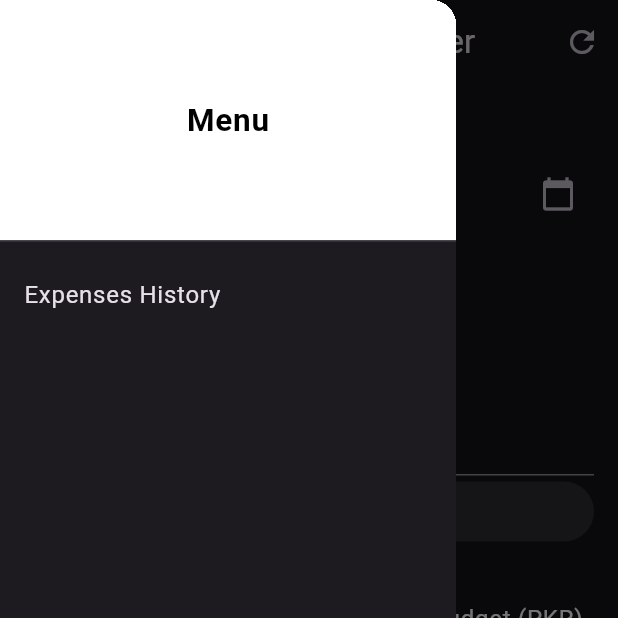
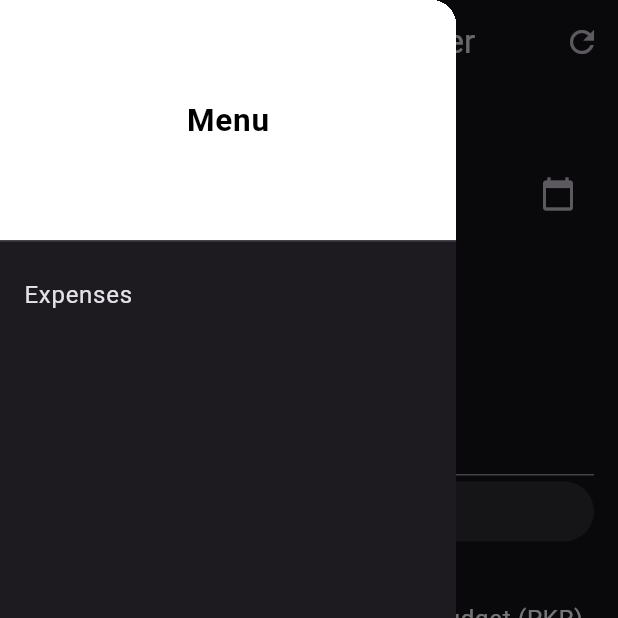
Before and after one commit to muneebiq3/expense, a Flutter app: the screen it shows after launch, with the side drawer open, on a phone screen of 412 x 824 dp, the top half of it. Run offline on Flutter 3.47's test engine with Material 3 defaults, Android fonts, the phone set to English and light mode, and no system bars; our stand-ins replace shared_preferences.

Commit message:
expense history toggle added

```diff
--- a/expense_tracker/lib/main.dart
+++ b/expense_tracker/lib/main.dart
@@ -32,6 +32,7 @@ class BudgetHomePage extends StatefulWidget {
 
 class _BudgetHomePageState extends State<BudgetHomePage> {
 
+  String _drawerHeader = "Menu";
   bool _showExpenses = false;
   bool isButtonEnabled = false;
   double _budget = 0.0;
@@ -415,8 +416,8 @@ class _BudgetHomePageState extends State<BudgetHomePage> {
   }
 
   Widget _buildExpensesWidget() {
-    return Container(  // Using Container to give it a defined height
-      height: 300,  // Adjust height as needed
+    return SizedBox(  // Using Container to give it a defined height
+      height: 200,  // Adjust height as needed
       child: _expenses.isEmpty
       ? const Padding(
         padding: EdgeInsets.all(16.0),
@@ -424,15 +425,18 @@ class _BudgetHomePageState extends State<BudgetHomePage> {
           'No expenses added yet.',
           style: TextStyle(fontSize: 16),
         ),
+
       )
       : FutureBuilder<Map<String, List<Map<String, dynamic>>>>(
         future: Future.value(_groupExpensesByMonth()),
         builder: (context, snapshot) {
           if (snapshot.connectionState == ConnectionState.waiting) {
             return const Center(child: CircularProgressIndicator());
-                } else if (snapshot.hasError) {
+          }
+          else if (snapshot.hasError) {
             return Center(child: Text("Error: ${snapshot.error}"));
-                } else {
+          }
+          else {
             final groupedExpenses = snapshot.data!;
             return ListView(
               children: groupedExpenses.entries.map(
@@ -488,6 +492,7 @@ class _BudgetHomePageState extends State<BudgetHomePage> {
         },
       ),
     );
+
   }
 
   Widget _buildSavingsList() {
@@ -501,7 +506,6 @@ class _BudgetHomePageState extends State<BudgetHomePage> {
         ),
       );
     }
-
     // Otherwise, display the savings for each previous month
     return Column(
       crossAxisAlignment: CrossAxisAlignment.start,
@@ -542,15 +546,15 @@ class _BudgetHomePageState extends State<BudgetHomePage> {
       drawer: Drawer(
         child: Column(  // Use Column instead of ListView
           children: [
-            const DrawerHeader(
-              decoration: BoxDecoration(
+            DrawerHeader(
+              decoration: const BoxDecoration(
                 color: Colors.white,
               ),
               padding: EdgeInsets.zero,
               child: Center(
                 child: Text(
-                  'Menu',
-                  style: TextStyle(
+                  _drawerHeader,
+                  style: const TextStyle(
                     color: Colors.black,
                     fontWeight: FontWeight.bold,
                     fontSize: 21,
@@ -560,91 +564,17 @@ class _BudgetHomePageState extends State<BudgetHomePage> {
             ),
             if(!_showExpenses)
             ListTile(
-              title: const Text("Expenses History"),
+              title: const Text("Expenses"),
               onTap: () {
                 setState(() {
+
+                  _drawerHeader = "Expenses History";
                   _showExpenses = true;
+
                 });
               },
             ),
             if (_showExpenses) _buildExpensesWidget(), // Show expenses widget when _showExpenses is true
-            // Expanded(  // Wrap the ListView with Expanded to avoid unbounded height
-            //   child: _expenses.isEmpty
-            //   ? const Padding(
-            //     padding: EdgeInsets.all(16.0),
-            //     child: Text(
-            //       'No expenses added yet.',
-            //       style: TextStyle(fontSize: 16),
-            //     ),
-            //   )
-            //   : FutureBuilder<Map<String, List<Map<String, dynamic>>>>(
-            //     future: Future.value(_groupExpensesByMonth()),
-            //     builder: (context, snapshot) {
-            //       if (snapshot.connectionState == ConnectionState.waiting) {
-            //         return const Center(child: CircularProgressIndicator());
-            //       }
-            //       else if (snapshot.hasError) {
-            //         return Center(child: Text("Error: ${snapshot.error}"));
-            //       }
-            //       else{
-            //         final groupedExpenses = snapshot.data!;
-            //         return ListView(
-            //           children: groupedExpenses.entries.map(
-            //             (entry) {
-            //               String monthYear = entry.key;
-            //               List<Map<String, dynamic>> expenses = entry.value;
-
-            //               return Column(
-            //                 crossAxisAlignment: CrossAxisAlignment.start,
-            //                 children: [
-            //                   Padding(
-            //                     padding: const EdgeInsets.symmetric(horizontal: 16, vertical: 8),
-            //                     child: Text(
-            //                       monthYear,
-            //                       style: const TextStyle(
-            //                         fontSize: 18,
-            //                         fontWeight: FontWeight.bold
-            //                       ),
-            //                     ),
-            //                   ),
-            //                   ...expenses.map(
-            //                     (expenses) {
-            //                       return Card (
-            //                         child: ListTile(
-            //                           title: Text(
-            //                             '${expenses['description']} - PKR ${expenses['amount']}',
-            //                             style: const TextStyle(fontSize: 16),
-            //                           ),
-            //                           subtitle: Text(
-            //                             DateFormat.yMMMd().format(DateTime.parse(expenses['date'])),
-            //                             style: const TextStyle(fontSize: 15),
-            //                           ),
-            //                           trailing: Row(
-            //                             mainAxisSize: MainAxisSize.min,
-            //                             children: [
-            //                               IconButton(
-            //                                 icon: const Icon(Icons.edit),
-            //                                 onPressed: () => _editExpense(_expenses.indexOf(expenses)),
-            //                               ),
-            //                               IconButton(
-            //                                 icon: const Icon(Icons.delete),
-            //                                 onPressed: () => _deleteExpense(_expenses.indexOf(expenses)),
-            //                               )
-            //                             ],
-            //                           ),
-            //                         ),
-            //                       );
-            //                     }
-            //                   ),
-            //                 ],
-            //               );
-            //             }
-            //           ).toList()
-            //         );
-            //       }
-            //     },
-            //   )
-            // ),
           ],
         ),
       ),
```
Lines whose indentation alone changed are shown as unchanged.
